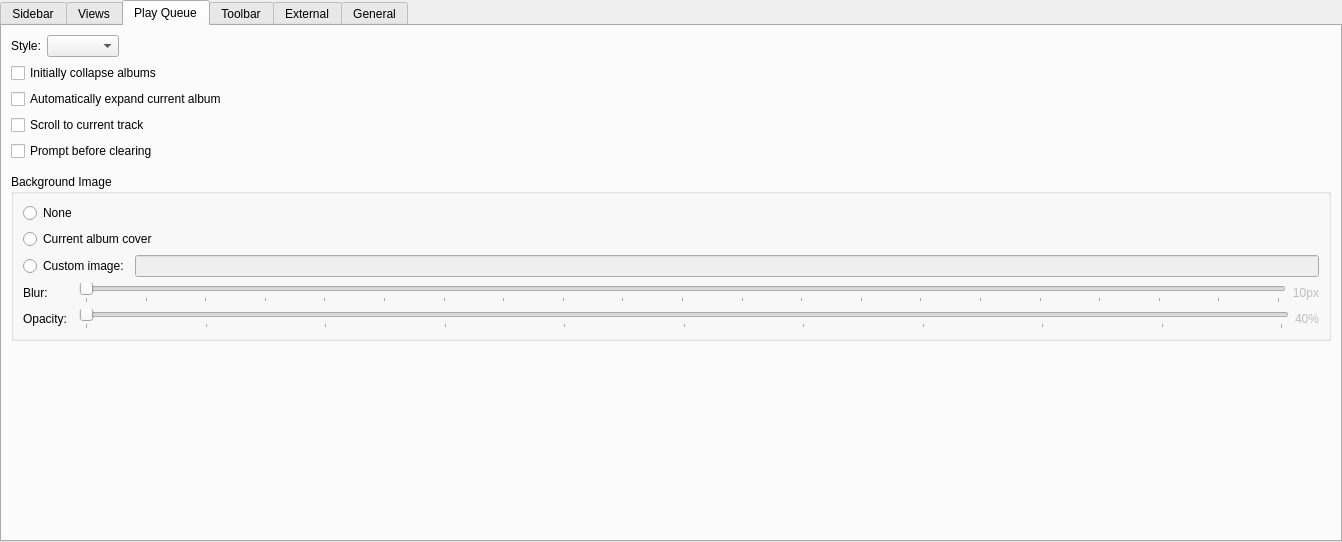
Before: the Qt Designer form gui/interfacesettings.ui in CDrummond/cantata, drawn with Qt 5.
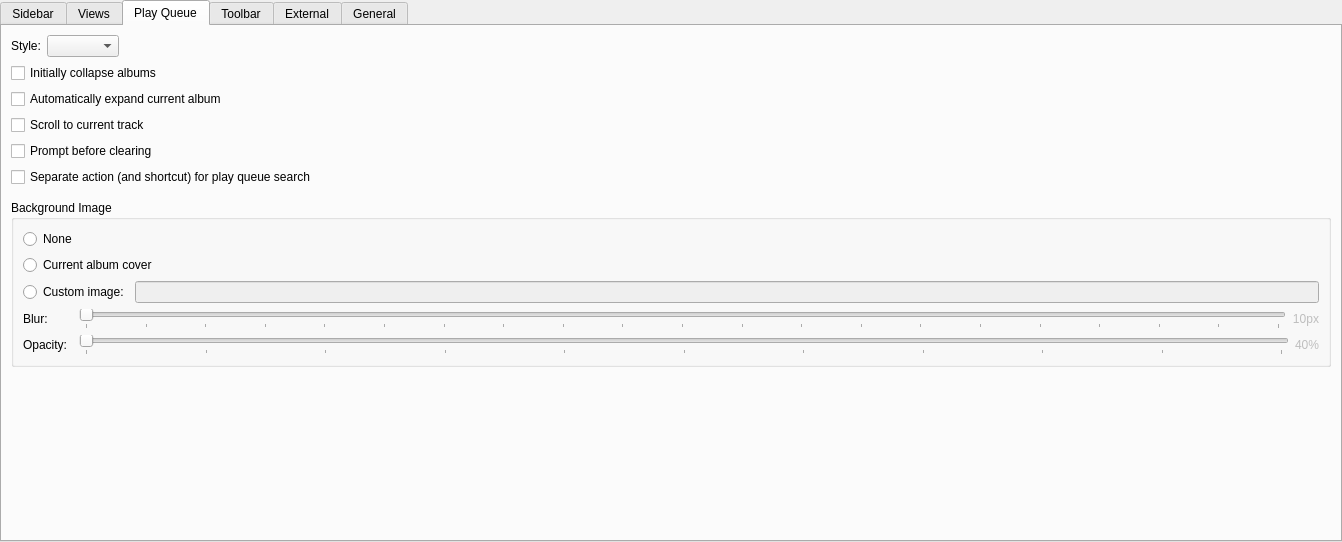
After: the same form once the commit is applied. The open tabs and pages were chosen to show the change. Custom widgets are drawn as their Qt base class.

Commit message: Add option to have separate play queue search action. BUG: 545

The edit to the form file:
```diff
--- a/gui/interfacesettings.ui
+++ b/gui/interfacesettings.ui
@@ -387,7 +387,14 @@
          </property>
         </widget>
        </item>
-       <item row="5" column="0">
+       <item row="5" column="0" colspan="2">
+        <widget class="QCheckBox" name="playQueueSearch">
+         <property name="text">
+          <string>Separate action (and shortcut) for play queue search</string>
+         </property>
+        </widget>
+       </item>
+       <item row="6" column="0">
         <spacer name="macSpacerHack">
          <property name="orientation">
           <enum>Qt::Vertical</enum>
@@ -403,7 +410,7 @@
          </property>
         </spacer>
        </item>
-       <item row="6" column="0" colspan="2">
+       <item row="7" column="0" colspan="2">
         <widget class="QGroupBox" name="groupBox">
          <property name="sizePolicy">
           <sizepolicy hsizetype="MinimumExpanding" vsizetype="Preferred">
```
The commit also changes 6 other files.
